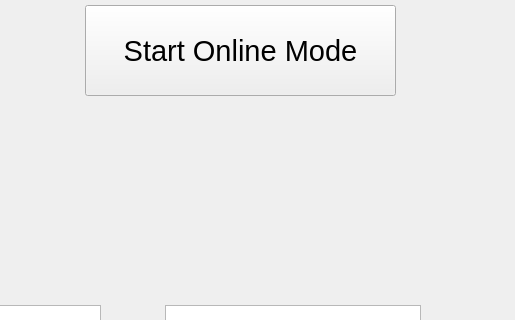
First picture: the form in homepage.ui, repository ahmed-alllam/GTA-VI, before the edit; both pictures show x 565 to 1080 and y 225 to 545 of the 1080 by 900 pixel window.
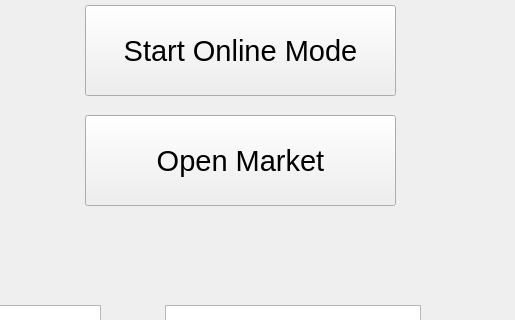
Second picture: the form after the edit.

Diff of the .ui file:
```diff
--- a/homepage.ui
+++ b/homepage.ui
@@ -345,6 +345,24 @@
      <string/>
     </property>
    </widget>
+   <widget class="QPushButton" name="marketButton">
+    <property name="geometry">
+     <rect>
+      <x>650</x>
+      <y>340</y>
+      <width>311</width>
+      <height>91</height>
+     </rect>
+    </property>
+    <property name="font">
+     <font>
+      <pointsize>22</pointsize>
+     </font>
+    </property>
+    <property name="text">
+     <string>Open Market</string>
+    </property>
+   </widget>
   </widget>
  </widget>
  <resources/>
```
Left out of the diff: 18 changed lines with no effect on the pictures.
